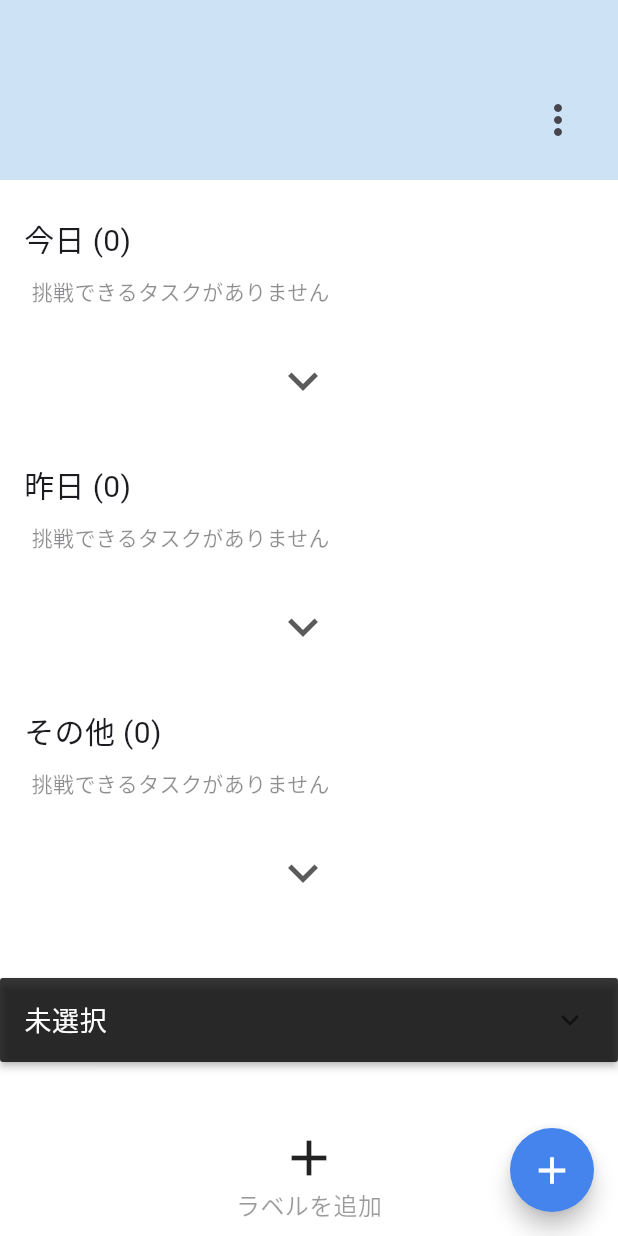
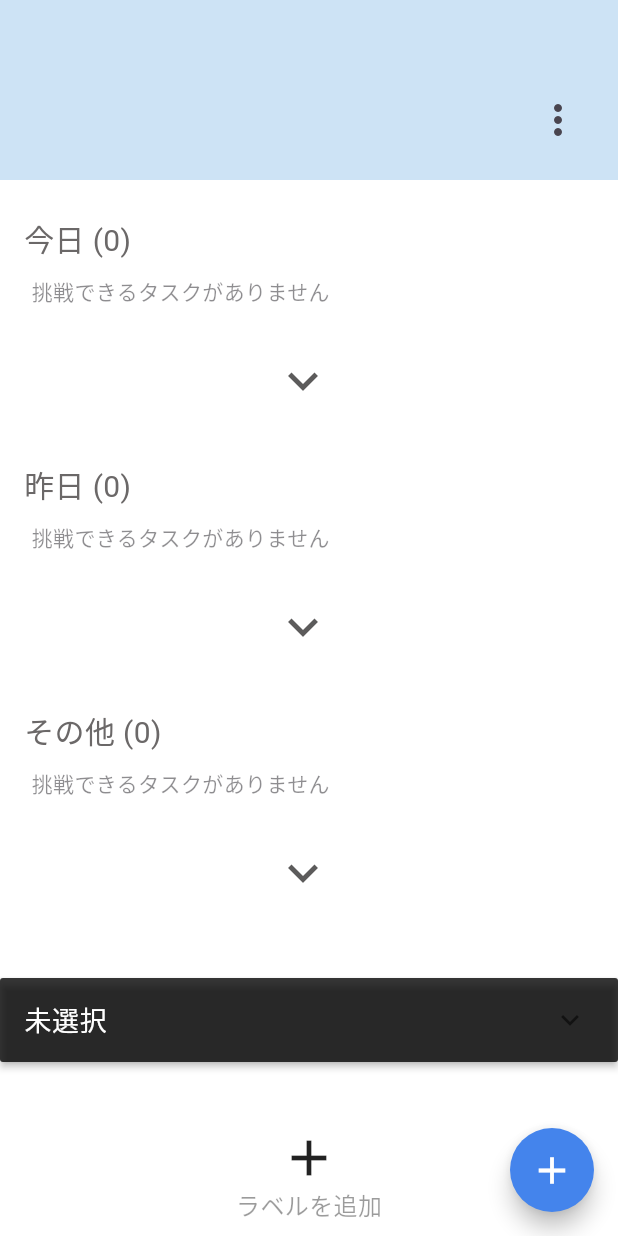
Before and after one commit to skyrinrin/flutter-practices, a Flutter app: the screen it shows after launch, on a phone screen of 412 x 824 dp. Run offline on Flutter 3.47's test engine with Material 3 defaults, Android fonts, the phone set to English and light mode, and no system bars; our stand-ins replace audioplayers, dotted_border, flutter_colorpicker, flutter_local_notifications, google_fonts, hooks_riverpod and 3 more; missing offline and left inert: dart:ffi.

Commit message:
'日付ごとリストのテキストを色を変えた'

```diff
--- a/task_app/lib/nextjob.txt
+++ b/task_app/lib/nextjob.txt
@@ -1,6 +1,6 @@
 次に行うべきこと
 
-・9/29 タスク消去処理 タイトル変更 ラベル変更
+・10/6 タスク消去処理 タイトル変更処理
 
 ・通知処理 -> 8/6 基本処理完了 スケジュール管理未完
 ・設定により通知を送る時間などを設定できるようにする
@@ -8,6 +8,8 @@
 ・ラベルの名前が重複した場合にエラーが起こる //同じ名前のラベルを追加できなくしたが根本的には解決してないかも
 
 ・タスク変更時などに通知が重複してしまう
+
+・タイトルの入力欄で長く入力すると消える
 
 ・タスクを簡単に消せるようにする（スマホみたいに）
 
--- a/task_app/lib/presentation/add_label_window.dart
+++ b/task_app/lib/presentation/add_label_window.dart
@@ -150,7 +150,7 @@ class _AddLabelWindowState extends ConsumerState<AddLabelWindow> {
   Widget build(BuildContext context) {
     Application app = ref.read(applicationProvider);
     return Container(
-      height: 300,
+      height: 340,
       width: double.infinity,
       // width: 300,
       child: Stack(
--- a/task_app/lib/presentation/task_date_views.dart
+++ b/task_app/lib/presentation/task_date_views.dart
@@ -220,8 +220,9 @@ class _TaskDateViewsState extends ConsumerState<TaskDateViews> {
     ) {
       if (isOpened) {
         final doneTasks = next.where((task) => task.isDone).toList();
-        final notDoneTasks =
-            next.where((task) => task.isDone == false).toList();
+        final notDoneTasks = next
+            .where((task) => task.isDone == false)
+            .toList();
         donelistHeight = getListHeight(doneTasks);
         notDonelistHeight = getListHeight(notDoneTasks);
         if (donelistHeight <= 280) {
@@ -256,7 +257,10 @@ class _TaskDateViewsState extends ConsumerState<TaskDateViews> {
               children: [
                 Align(
                   alignment: Alignment.topLeft,
-                child: Text(listTitle, style: TextStyle(fontSize: 20)),
+                  child: Text(
+                    listTitle,
+                    style: TextStyle(fontSize: 20, color: Color(0xFF6B6868)),
+                  ),
                 ),
                 SizedBox(height: 16),
                 Positioned(
```
Also changed, not shown: task_app/lib/presentation/add_task_window.dart (+5 -5 lines), task_app/lib/presentation/task_detail.dart (+28 -4 lines). Lines whose indentation alone changed are shown as unchanged.
